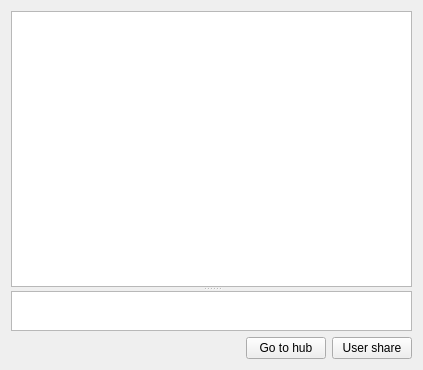
Old version of the form eiskaltdcpp/ui/PrivateMessage.ui in the repository eiskaltdcpp/eiskaltdcpp.
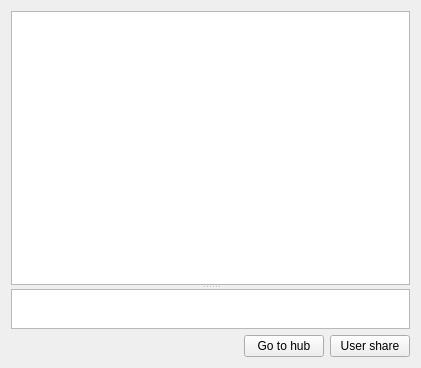
New version of the form.

Patch:
```diff
--- a/eiskaltdcpp/ui/PrivateMessage.ui
+++ b/eiskaltdcpp/ui/PrivateMessage.ui
@@ -6,8 +6,8 @@
    <rect>
     <x>0</x>
     <y>0</y>
-    <width>423</width>
-    <height>370</height>
+    <width>421</width>
+    <height>368</height>
    </rect>
   </property>
   <property name="windowTitle">
@@ -19,7 +19,11 @@
      <property name="orientation">
       <enum>Qt::Vertical</enum>
      </property>
-     <widget class="QTextEdit" name="textEdit_CHAT"/>
+     <widget class="QTextEdit" name="textEdit_CHAT">
+      <property name="readOnly">
+       <bool>true</bool>
+      </property>
+     </widget>
      <widget class="QTextEdit" name="textEdit_INPUT">
       <property name="maximumSize">
        <size>
```
